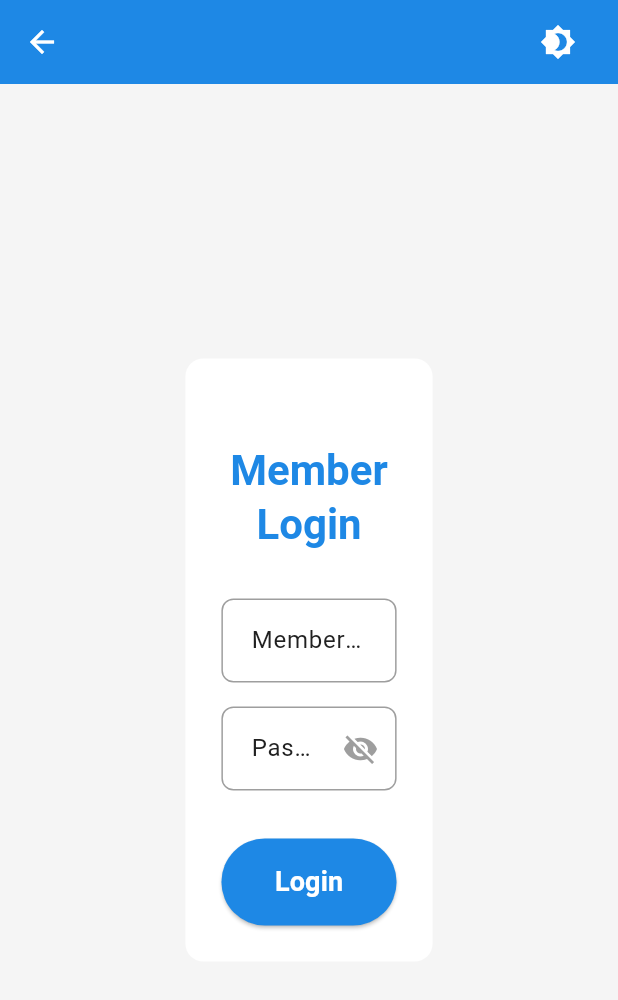
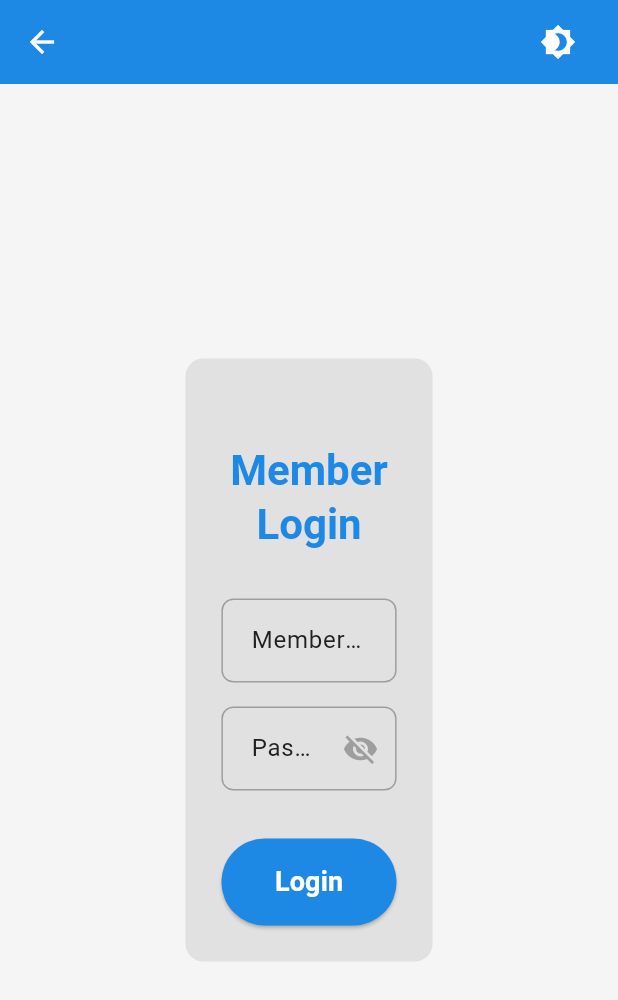
Before and after one commit to sed1ka/member_dashboard, a Flutter app: the _DesktopLayout screen opened directly with empty values, on a phone screen of 412 x 824 dp. Shown: the top 1000 px of the screen. Run offline on Flutter 3.47's test engine with Material 3 defaults, Android fonts, the phone set to English and light mode, and no system bars; our stand-ins replace dartz, easy_refresh, equatable, flutter_bloc, flutter_secure_storage, get_it and 3 more; accounts and stored records are empty.

Commit message:
fix: adjust surface color for better contrast

```diff
--- a/lib/core/constants/app_colors.dart
+++ b/lib/core/constants/app_colors.dart
@@ -9,7 +9,7 @@ final class AppColors {
 
   // Neutral Colors (Light Mode)
   static const Color backgroundLight = Color(0xFFF5F5F5);
-  static const Color surfaceLight = Colors.white;
+  static const Color surfaceLight = Color(0xFFE1E1E1);
   static const Color textPrimaryLight = Color(0xFF212121);
   static const Color textSecondaryLight = Color(0xFF757575);
 
```
